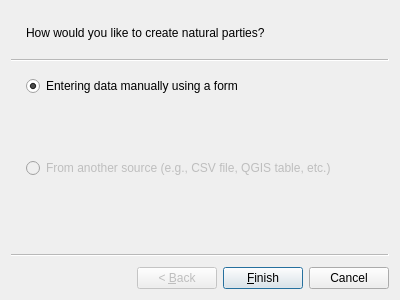
Above: asistente_ladm_col/ui/wiz_create_natural_party_cadastre.ui from SwissTierrasColombia/Asistente-LADM-COL before the change. Below: the same form after it.
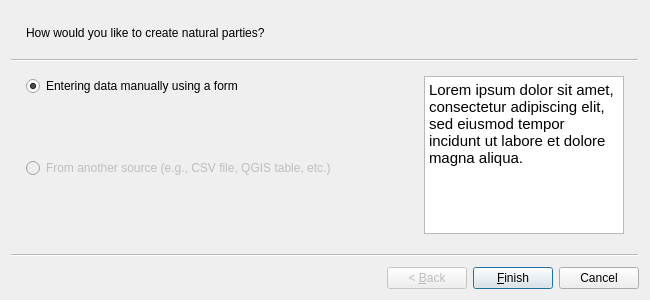
That is the form after the change.

Commit message: Add help panels to wizards

Diff of the .ui file:
```diff
--- a/asistente_ladm_col/ui/wiz_create_natural_party_cadastre.ui
+++ b/asistente_ladm_col/ui/wiz_create_natural_party_cadastre.ui
@@ -6,7 +6,7 @@
    <rect>
     <x>0</x>
     <y>0</y>
-    <width>400</width>
+    <width>650</width>
     <height>300</height>
    </rect>
   </property>
@@ -17,8 +17,8 @@
    <property name="subTitle">
     <string>How would you like to create natural parties?</string>
    </property>
-   <layout class="QVBoxLayout" name="verticalLayout_2">
-    <item>
+   <layout class="QGridLayout" name="gridLayout">
+    <item row="0" column="0">
      <layout class="QVBoxLayout" name="verticalLayout">
       <item>
        <widget class="QRadioButton" name="rad_party_create">
@@ -68,6 +68,27 @@
       </item>
      </layout>
     </item>
+    <item row="0" column="1">
+     <widget class="QTextBrowser" name="txt_help_page_1">
+      <property name="maximumSize">
+       <size>
+        <width>200</width>
+        <height>16777215</height>
+       </size>
+      </property>
+      <property name="readOnly">
+       <bool>true</bool>
+      </property>
+      <property name="html">
+       <string>&lt;!DOCTYPE HTML PUBLIC &quot;-//W3C//DTD HTML 4.0//EN&quot; &quot;http://www.w3.org/TR/REC-html40/strict.dtd&quot;&gt;
+&lt;html&gt;&lt;head&gt;&lt;meta name=&quot;qrichtext&quot; content=&quot;1&quot; /&gt;&lt;style type=&quot;text/css&quot;&gt;
+p, li { white-space: pre-wrap; }
+&lt;/style&gt;&lt;/head&gt;&lt;body style=&quot; font-family:'Ubuntu'; font-size:11pt; font-weight:400; font-style:normal;&quot;&gt;
+&lt;p style=&quot; margin-top:0px; margin-bottom:0px; margin-left:0px; margin-right:0px; -qt-block-indent:0; text-indent:0px;&quot;&gt;Lorem ipsum dolor sit amet, consectetur adipiscing elit, sed eiusmod tempor incidunt ut labore et dolore magna aliqua.&lt;/p&gt;
+&lt;p style=&quot;-qt-paragraph-type:empty; margin-top:0px; margin-bottom:0px; margin-left:0px; margin-right:0px; -qt-block-indent:0; text-indent:0px;&quot;&gt;&lt;br /&gt;&lt;/p&gt;&lt;/body&gt;&lt;/html&gt;</string>
+      </property>
+     </widget>
+    </item>
    </layout>
   </widget>
  </widget>
```
The commit also changes 11 other files.
